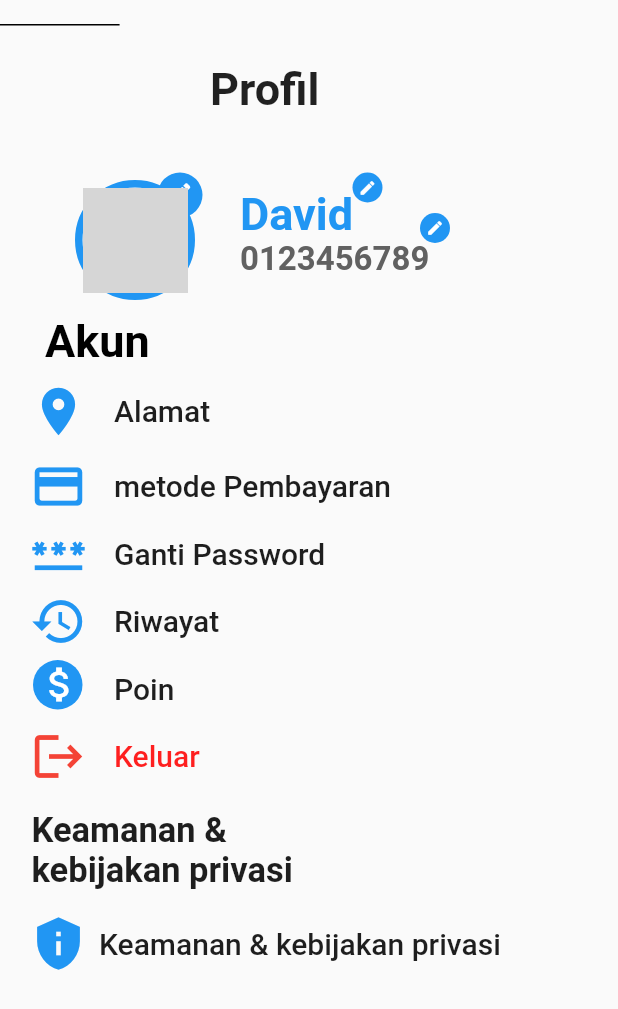
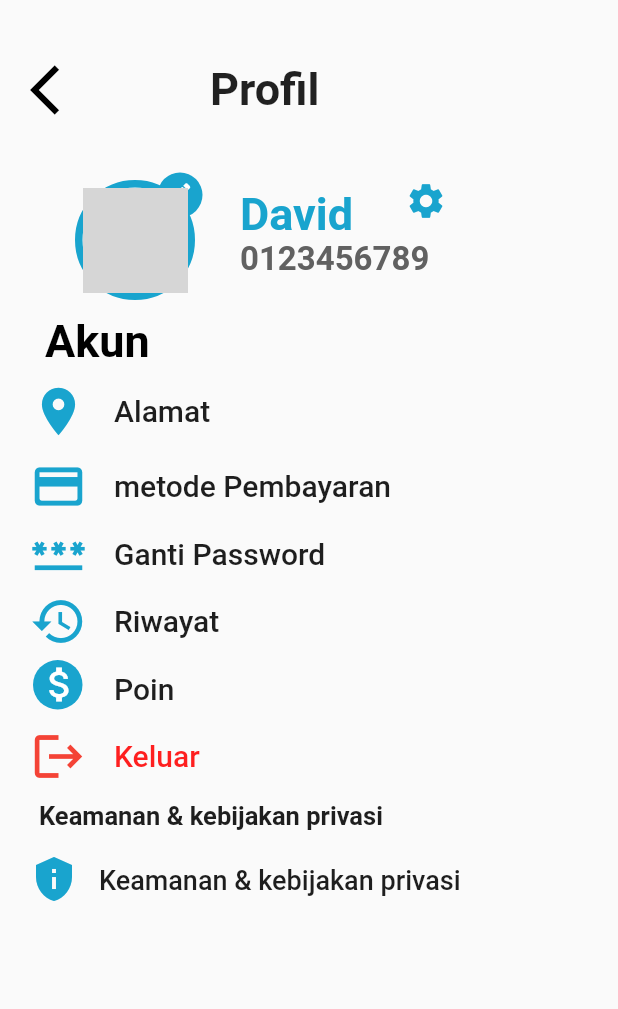
Before and after one commit to nouvosajja/Zuki-Laundry, a Flutter app: the profile screen opened directly, on a phone screen of 412 x 824 dp. Shown: the top 1009 px of the screen. Run offline on Flutter 3.47's test engine with Material 2 defaults, Android fonts, the light colour scheme and no system bars; our stand-ins replace grouped_list, iconly; grey boxes are pictures that could not be loaded.

Commit message:
Add files via upload

```diff
--- a/lib/profile/profile.dart
+++ b/lib/profile/profile.dart
@@ -1,9 +1,11 @@
 import 'package:flutter/material.dart';
 import 'package:zuki_laundry/bottomnav.dart';
 import 'package:zuki_laundry/profile/alamat.dart';
+import 'package:zuki_laundry/profile/editProfile.dart';
 import 'package:zuki_laundry/profile/gantiPass.dart';
+import 'package:zuki_laundry/profile/kebijakanPrivasi.dart';
 import 'package:zuki_laundry/profile/metodePembayaran.dart';
-
+import 'kebijakanPrivasi.dart';
 
 class profile extends StatefulWidget {
   const profile({super.key});
@@ -24,6 +26,23 @@ class _profileState extends State<profile> {
             Container(height: 140, width: double.infinity),
             Column(crossAxisAlignment: CrossAxisAlignment.start, children: []),
             Padding(
+              padding: const EdgeInsets.only(top: 40, left: 20),
+              child: Material(
+                child: InkWell(
+                  onTap: () {
+                    Navigator.push(
+                      context,
+                      MaterialPageRoute(builder: (context) => bottom_nav()),
+                    );
+                  },
+                  child: Container(
+                    child: Icon(Icons.arrow_back_ios,
+                        size: 40, color: Color.fromARGB(255, 0, 0, 0)),
+                  ),
+                ),
+              ),
+            ),
+            Padding(
               padding: const EdgeInsets.only(top: 42, left: 140),
               child: Container(
                 width: 290,
@@ -39,7 +58,10 @@ class _profileState extends State<profile> {
                 child: Container(
                     decoration: BoxDecoration(
                         borderRadius: BorderRadius.circular(50.0),
-                        border: Border.all(width: 5, color: Colors.blue)),
+                        border: Border.all(
+                          width: 5,
+                          color: Color.fromRGBO(25, 164, 206, 1),
+                        )),
                     child: Image.asset("asset/image/profile.png"),
                     width: 80,
                     height: 80),
@@ -50,8 +72,10 @@ class _profileState extends State<profile> {
               child: Container(
                 width: 30,
                 height: 30,
-                decoration:
-                    BoxDecoration(shape: BoxShape.circle, color: Colors.blue),
+                decoration: BoxDecoration(
+                  shape: BoxShape.circle,
+                  color: Color.fromRGBO(25, 164, 206, 1),
+                ),
               ),
             ),
             Padding(
@@ -66,25 +90,33 @@ class _profileState extends State<profile> {
               child: Text(
                 "David",
                 style: TextStyle(
-                    fontWeight: FontWeight.bold,
-                    fontSize: 30,
-                    color: Colors.blue),
+                  fontWeight: FontWeight.bold,
+                  fontSize: 30,
+                  color: Color.fromRGBO(25, 164, 206, 1),
+                ),
               ),
             ),
-            Padding(
-              padding: EdgeInsets.only(top: 115, left: 235),
-              child: Container(
-                width: 20,
-                height: 20,
-                decoration:
-                    BoxDecoration(shape: BoxShape.circle, color: Colors.blue),
-              ),
-            ),
-            Padding(
-              padding: const EdgeInsets.only(top: 119, left: 239),
-              child: Container(
-                child: Icon(Icons.edit_rounded,
-                    size: 12, color: Color.fromARGB(255, 255, 255, 255)),
+            new Padding(
+              padding: const EdgeInsets.only(top: 110, left: 252),
+              child: ElevatedButton(
+                style: ElevatedButton.styleFrom(
+                    elevation: 0,
+                    backgroundColor: Color.fromARGB(0, 0, 0, 0),
+                    foregroundColor: Color.fromARGB(224, 0, 0, 0)),
+                child: Container(
+                  child: Icon(
+                    Icons.settings,
+                    size: 28,
+                    color: Color.fromRGBO(25, 164, 206, 1),
+                  ),
+                ),
+                onPressed: () {
+                  Navigator.push(
+                    context,
+                    MaterialPageRoute(
+                        builder: (context) => const editProfile()),
+                  );
+                },
               ),
             ),
             Padding(
@@ -95,22 +127,6 @@ class _profileState extends State<profile> {
                     fontWeight: FontWeight.bold,
                     fontSize: 22,
                     color: Color.fromARGB(255, 97, 97, 97)),
-              ),
-            ),
-            Padding(
-              padding: EdgeInsets.only(top: 142, left: 280),
-              child: Container(
-                width: 20,
-                height: 20,
-                decoration:
-                    BoxDecoration(shape: BoxShape.circle, color: Colors.blue),
-              ),
-            ),
-            Padding(
-              padding: const EdgeInsets.only(top: 146, left: 284),
-              child: Container(
-                child: Icon(Icons.edit_rounded,
-                    size: 12, color: Color.fromARGB(255, 255, 255, 255)),
               ),
             ),
             Padding(
@@ -126,7 +142,11 @@ class _profileState extends State<profile> {
             Padding(
               padding: const EdgeInsets.only(top: 255, left: 20),
               child: Container(
-                child: Icon(Icons.location_on, size: 38, color: Colors.blue),
+                child: Icon(
+                  Icons.location_on,
+                  size: 38,
+                  color: Color.fromRGBO(25, 164, 206, 1),
+                ),
               ),
             ),
             new Padding(
@@ -153,8 +173,11 @@ class _profileState extends State<profile> {
             Padding(
               padding: const EdgeInsets.only(top: 305, left: 20),
               child: Container(
-                child: Icon(Icons.credit_card_rounded,
-                    size: 38, color: Colors.blue),
+                child: Icon(
+                  Icons.credit_card_rounded,
+                  size: 38,
+                  color: Color.fromRGBO(25, 164, 206, 1),
+                ),
               ),
             ),
             new Padding(
@@ -182,7 +205,11 @@ class _profileState extends State<profile> {
             Padding(
               padding: const EdgeInsets.only(top: 350, left: 20),
               child: Container(
-                child: Icon(Icons.password, size: 38, color: Colors.blue),
+                child: Icon(
+                  Icons.password,
+                  size: 38,
+                  color: Color.fromRGBO(25, 164, 206, 1),
+                ),
               ),
             ),
             new Padding(
@@ -209,7 +236,11 @@ class _profileState extends State<profile> {
             Padding(
               padding: const EdgeInsets.only(top: 395, left: 20),
               child: Container(
-                child: Icon(Icons.history, size: 38, color: Colors.blue),
+                child: Icon(
+                  Icons.history,
+                  size: 38,
+                  color: Color.fromRGBO(25, 164, 206, 1),
+                ),
               ),
             ),
             new Padding(
@@ -238,8 +269,10 @@ class _profileState extends State<profile> {
               child: Container(
                 width: 33,
                 height: 33,
-                decoration:
-                    BoxDecoration(shape: BoxShape.circle, color: Colors.blue),
+                decoration: BoxDecoration(
+                  shape: BoxShape.circle,
+                  color: Color.fromRGBO(25, 164, 206, 1),
+                ),
               ),
             ),
             Padding(
@@ -293,30 +326,7 @@ class _profileState extends State<profile> {
               ),
             ),
             new Padding(
-              padding: const EdgeInsets.only(top: 540, left: 5),
-              child: ElevatedButton(
-                style: ElevatedButton.styleFrom(
-                    elevation: 0,
-                    backgroundColor: Color.fromARGB(0, 0, 0, 0),
-                    foregroundColor: Color.fromARGB(224, 0, 0, 0)),
-                child: Text(
-                  'Keamanan & \nkebijakan privasi',
-                  style: TextStyle(
-                    fontSize: 23,
-                    fontWeight: FontWeight.bold,
-                  ),
-                ),
-                onPressed: () {},
-              ),
-            ),
-            Padding(
-              padding: const EdgeInsets.only(top: 610, left: 20),
-              child: Container(
-                child: Icon(Icons.privacy_tip, size: 38, color: Colors.blue),
-              ),
-            ),
-            new Padding(
-              padding: const EdgeInsets.only(top: 605, left: 50),
+              padding: const EdgeInsets.only(top: 520, left: 10),
               child: ElevatedButton(
                 style: ElevatedButton.styleFrom(
                     elevation: 0,
@@ -325,25 +335,42 @@ class _profileState extends State<profile> {
                 child: Text(
                   'Keamanan & kebijakan privasi',
                   style: TextStyle(
-                    fontSize: 20,
+                    fontSize: 17,
+                    fontWeight: FontWeight.bold,
+                  ),
+                ),
+                onPressed: () {},
+              ),
+            ),
+            Padding(
+              padding: const EdgeInsets.only(top: 570, left: 20),
+              child: Container(
+                child: Icon(
+                  Icons.privacy_tip,
+                  size: 32,
+                  color: Color.fromRGBO(25, 164, 206, 1),
+                ),
+              ),
+            ),
+            new Padding(
+              padding: const EdgeInsets.only(top: 563, left: 50),
+              child: ElevatedButton(
+                style: ElevatedButton.styleFrom(
+                    elevation: 0,
+                    backgroundColor: Color.fromARGB(0, 0, 0, 0),
+                    foregroundColor: Color.fromARGB(224, 0, 0, 0)),
+                child: Text(
+                  'Keamanan & kebijakan privasi',
+                  style: TextStyle(
+                    fontSize: 18,
                   ),
                 ),
                 onPressed: () {
                   Navigator.push(
                     context,
-                    MaterialPageRoute(builder: (context) => const gantiPass()),
+                    MaterialPageRoute(builder: (context) => const kebijakan()),
                   );
                 },
-              ),
-            ),
-            Container(
-              child: Text(
-                '                       ',
-              ),
-              decoration: BoxDecoration(
-                border: Border(
-                  bottom: BorderSide(color: Colors.black),
-                ),
               ),
             ),
           ],
```
Also changed, not shown: lib/profile/editProfile.dart (added, +136 -0 lines), lib/profile/kebijakanPrivasi.dart (added, +163 -0 lines).
